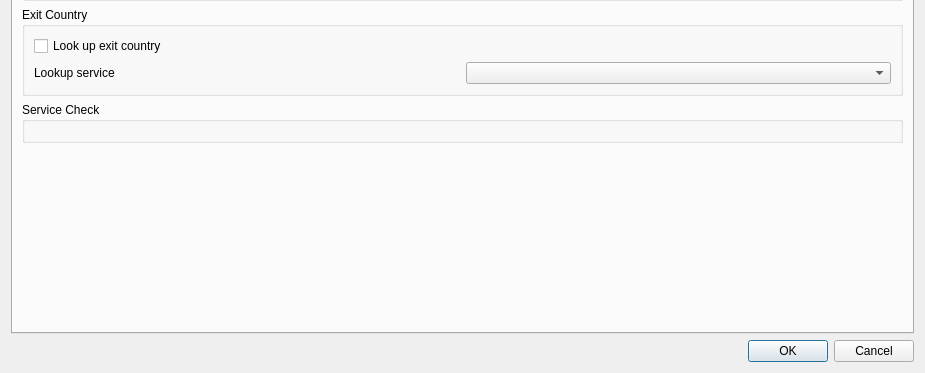
Above: include/ui/setting/dialog_basic_settings.ui from throneproj/Throne before the change; both pictures show x 0 to 925 and y 261 to 634 of the 925 by 634 pixel window. Below: the same form after it.
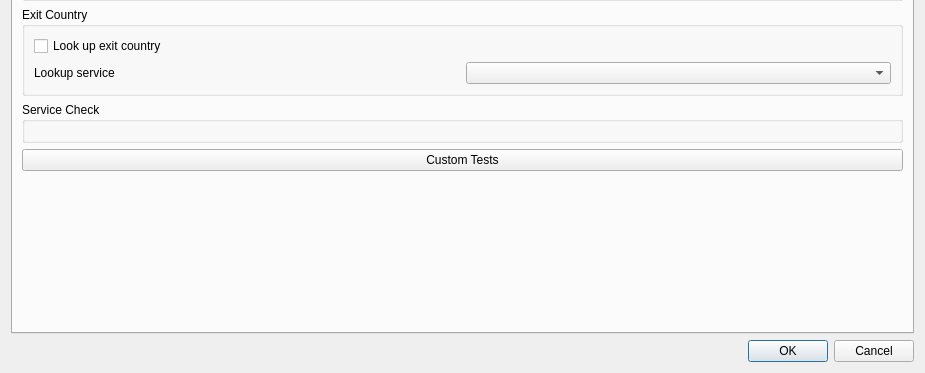
That is the form after the change. The open tabs and pages were chosen to show the change. Custom widgets are drawn as their Qt base class.

Commit message: ui: add custom tests editor in Basic Settings and integrate columns/menus

```diff
--- a/include/ui/setting/dialog_basic_settings.ui
+++ b/include/ui/setting/dialog_basic_settings.ui
@@ -866,6 +866,13 @@
          <layout class="QVBoxLayout" name="serviceCheckLayout"/>
         </widget>
        </item>
+       <item>
+        <widget class="QPushButton" name="custom_tests_btn">
+         <property name="text">
+          <string>Custom Tests</string>
+         </property>
+        </widget>
+       </item>
        <item>
         <spacer name="verticalSpacer_testing">
          <property name="orientation">
```
The commit also changes 16 other files.
